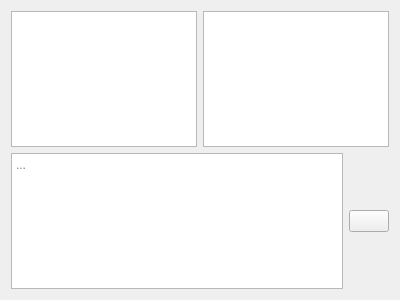
Qt form src/roomview.ui (Ralith/nachat) before a commit.
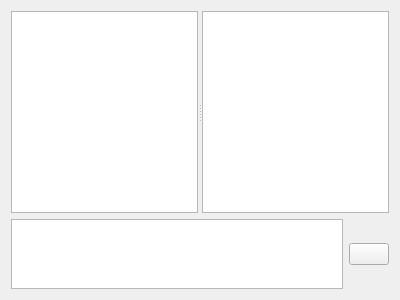
The same form after that commit. Icons and pictures are not drawn.

Commit message:
refactoring, better user lists
Room view widget dimensions now as desired.

Patch:
```diff
--- a/src/roomview.ui
+++ b/src/roomview.ui
@@ -15,8 +15,16 @@
   </property>
   <layout class="QVBoxLayout" name="verticalLayout">
    <item>
-    <layout class="QHBoxLayout" name="horizontalLayout_2">
-     <item>
+    <widget class="QSplitter" name="splitter">
+     <property name="sizePolicy">
+      <sizepolicy hsizetype="Expanding" vsizetype="Expanding">
+       <horstretch>0</horstretch>
+       <verstretch>0</verstretch>
+      </sizepolicy>
+     </property>
+     <property name="orientation">
+      <enum>Qt::Horizontal</enum>
+     </property>
       <widget class="QTextEdit" name="log_view">
        <property name="focusPolicy">
         <enum>Qt::NoFocus</enum>
@@ -35,32 +43,32 @@
         <set>Qt::TextBrowserInteraction</set>
        </property>
       </widget>
-     </item>
-     <item>
-      <widget class="QListWidget" name="userlist"/>
-     </item>
-    </layout>
+     <widget class="QListWidget" name="userlist">
+      <property name="sizePolicy">
+       <sizepolicy hsizetype="Preferred" vsizetype="Expanding">
+        <horstretch>0</horstretch>
+        <verstretch>0</verstretch>
+       </sizepolicy>
+      </property>
+     </widget>
+    </widget>
    </item>
    <item>
     <layout class="QHBoxLayout" name="horizontalLayout">
      <item>
       <widget class="QTextEdit" name="entry">
-       <property name="lineWrapMode">
-        <enum>QTextEdit::NoWrap</enum>
+       <property name="sizePolicy">
+        <sizepolicy hsizetype="Expanding" vsizetype="Preferred">
+         <horstretch>0</horstretch>
+         <verstretch>0</verstretch>
+        </sizepolicy>
        </property>
-       <property name="html">
-        <string notr="true">&lt;!DOCTYPE HTML PUBLIC &quot;-//W3C//DTD HTML 4.0//EN&quot; &quot;http://www.w3.org/TR/REC-html40/strict.dtd&quot;&gt;
-&lt;html&gt;&lt;head&gt;&lt;meta name=&quot;qrichtext&quot; content=&quot;1&quot; /&gt;&lt;style type=&quot;text/css&quot;&gt;
-p, li { white-space: pre-wrap; }
-&lt;/style&gt;&lt;/head&gt;&lt;body style=&quot; font-family:'Sans Serif'; font-size:9pt; font-weight:400; font-style:normal;&quot;&gt;
-&lt;p style=&quot;-qt-paragraph-type:empty; margin-top:0px; margin-bottom:0px; margin-left:0px; margin-right:0px; -qt-block-indent:0; text-indent:0px;&quot;&gt;&lt;br /&gt;&lt;/p&gt;&lt;/body&gt;&lt;/html&gt;</string>
+       <property name="horizontalScrollBarPolicy">
+        <enum>Qt::ScrollBarAlwaysOff</enum>
        </property>
        <property name="acceptRichText">
         <bool>false</bool>
        </property>
-       <property name="placeholderText">
-        <string>...</string>
-       </property>
       </widget>
      </item>
      <item>
```
Left out of the diff: 3 changed lines with no effect on the pictures. Lines whose indentation alone changed are shown as unchanged. The commit also changes 16 other files.
